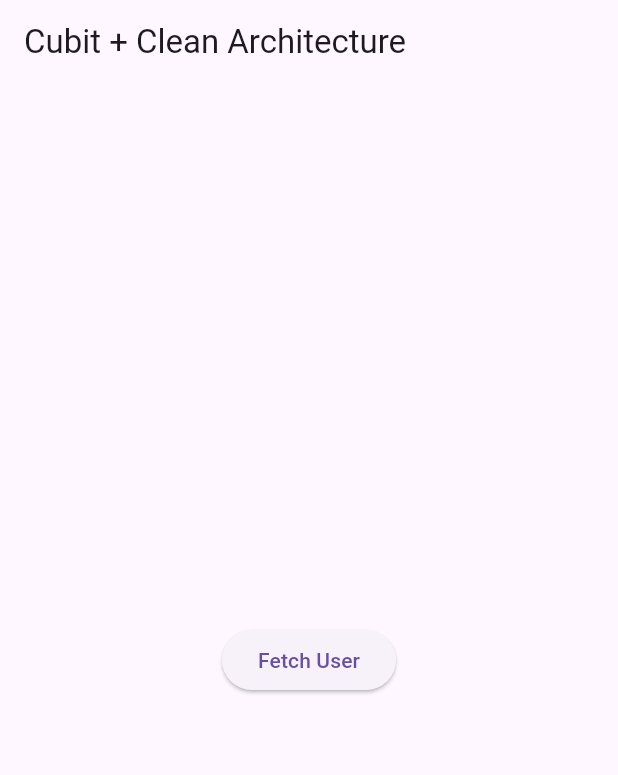
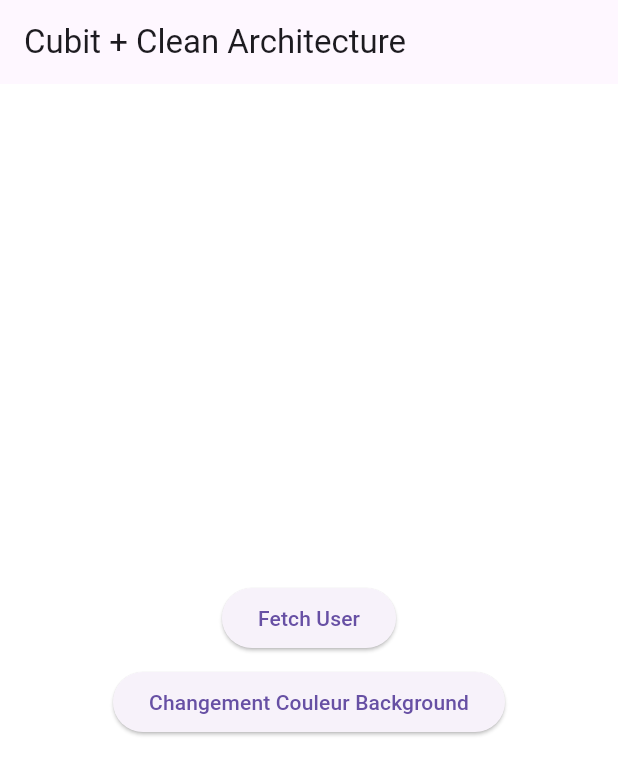
Before and after one commit to NadirHamidouGH/flutter_rise, a Flutter app: the screen it shows after launch, on a phone screen of 412 x 824 dp. Shown: the top 775 px of the screen. Run offline on Flutter 3.47's test engine with Material 3 defaults, Android fonts, the phone set to English and light mode, and no system bars; our stand-ins replace flutter_bloc.

Commit message:
ajout bouton changement de couleur background

```diff
--- /dev/null
+++ b/lib/features/changement_couleur/domain/repositories/color_repositoy.dart
@@ -0,0 +1,5 @@
+import 'package:flutter/material.dart';
+
+abstract class ColorRepository {
+  Color getNextColor();
+}
--- /dev/null
+++ b/lib/features/changement_couleur/domain/usecases/change_color.dart
@@ -0,0 +1,13 @@
+
+import 'package:cubit_ca_demo/features/changement_couleur/domain/repositories/color_repositoy.dart';
+import 'package:flutter/material.dart';
+
+class ChangeColor {
+  final ColorRepository repository;
+
+  ChangeColor(this.repository);
+
+  Color call() {
+    return repository.getNextColor();
+  }
+}
--- /dev/null
+++ b/lib/features/changement_couleur/presentation/cubit/color_cubit.dart
@@ -0,0 +1,15 @@
+
+import 'package:cubit_ca_demo/features/changement_couleur/domain/usecases/change_color.dart';
+import 'package:flutter_bloc/flutter_bloc.dart';
+import 'color_state.dart';
+
+class ColorCubit extends Cubit<ColorState> {
+  final ChangeColor changeColor;
+
+  ColorCubit(this.changeColor) : super(ColorInitial());
+
+  void changeBackgroundColor() {
+    final newColor = changeColor();
+    emit(ColorChanged(newColor));
+  }
+}
--- /dev/null
+++ b/lib/features/changement_couleur/presentation/cubit/color_state.dart
@@ -0,0 +1,11 @@
+import 'package:flutter/material.dart';
+
+abstract class ColorState {}
+
+class ColorInitial extends ColorState {}
+
+class ColorChanged extends ColorState {
+  final Color color;
+
+  ColorChanged(this.color);
+}
--- a/lib/features/user/presentation/pages/user_page.dart
+++ b/lib/features/user/presentation/pages/user_page.dart
@@ -1,3 +1,5 @@
+import 'package:cubit_ca_demo/features/changement_couleur/presentation/cubit/color_cubit.dart';
+import 'package:cubit_ca_demo/features/changement_couleur/presentation/cubit/color_state.dart'; // Ajouté
 import 'package:flutter/material.dart';
 import 'package:flutter_bloc/flutter_bloc.dart';
 import '../cubit/user_state.dart';
@@ -8,8 +10,20 @@ class UserPage extends StatelessWidget {
 
   @override
   Widget build(BuildContext context) {
+    // Ajout : BlocBuilder pour écouter les changements de couleur
+    return BlocBuilder<ColorCubit, ColorState>(
+      builder: (context, colorState) {
+        // Par défaut, la couleur de fond est blanche
+        Color backgroundColor = Colors.white;
+
+        // Si une couleur a été émise par le Cubit, on l'utilise
+        if (colorState is ColorChanged) {
+          backgroundColor = colorState.color;
+        }
+
         return Scaffold(
           appBar: AppBar(title: Text('Cubit + Clean Architecture')),
+          backgroundColor: backgroundColor, // Ajout de la couleur dynamique ici
           body: Center(
             child: BlocBuilder<UserCubit, UserState>(
               // BlocBuilder est utilisé ici pour reconstruire dynamiquement l'interface utilisateur
@@ -22,9 +36,19 @@ class UserPage extends StatelessWidget {
                   // Quand l'utilisateur clique dessus, on déclenche la méthode fetchUser() du UserCubit,
                   // qui va lancer la logique pour récupérer un utilisateur.
 
-              return ElevatedButton(
+                  return Column(
+                    mainAxisAlignment: MainAxisAlignment.center,
+                    children: [
+                      ElevatedButton(
                         onPressed: () => context.read<UserCubit>().fetchUser(),
                         child: Text('Fetch User'),
+                      ),
+                      SizedBox(height: 8),
+                      ElevatedButton(
+                        onPressed: () => context.read<ColorCubit>().changeBackgroundColor(),
+                        child: Text('Changement Couleur Background'),
+                      ),
+                    ],
                   );
                 } else if (state is UserLoading) {
                   // Si l'état est UserLoading, cela veut dire qu'on est en train de récupérer l'utilisateur.
@@ -48,6 +72,10 @@ class UserPage extends StatelessWidget {
                         onPressed: () => context.read<UserCubit>().resetState(),
                         child: Text('Reset'),
                       ),
+                      ElevatedButton(
+                        onPressed: () => context.read<ColorCubit>().changeBackgroundColor(),
+                        child: Text('Changement Couleur Background'),
+                      ),
                     ],
                   );
                 } else if (state is UserError) {
@@ -63,5 +91,7 @@ class UserPage extends StatelessWidget {
             ),
           ),
         );
+      },
+    );
   }
 }
--- a/lib/main.dart
+++ b/lib/main.dart
@@ -1,3 +1,6 @@
+import 'package:cubit_ca_demo/features/changement_couleur/data/repositories/color_repository_impl.dart';
+import 'package:cubit_ca_demo/features/changement_couleur/domain/usecases/change_color.dart';
+import 'package:cubit_ca_demo/features/changement_couleur/presentation/cubit/color_cubit.dart';
 import 'package:cubit_ca_demo/features/user/presentation/cubit/user_cubit.dart';
 import 'package:flutter/material.dart';
 import 'package:flutter_bloc/flutter_bloc.dart';
@@ -12,50 +15,46 @@ void main() {
   final userRepository = UserRepositoryImpl(apiService);
   final getUser = GetUser(userRepository);
 
-  runApp(MyApp(getUser: getUser));
+  final colorRepository = ColorRepositoryImpl();
+  final changeColor = ChangeColor(colorRepository);
+
+  runApp(MyApp(getUser: getUser, changeColor: changeColor));
 }
 
 class MyApp extends StatelessWidget {
   final GetUser getUser;
+  final ChangeColor changeColor;
 
-  const MyApp({super.key, required this.getUser});
+  const MyApp({super.key, required this.getUser, required this.changeColor});
 
   @override
   Widget build(BuildContext context) {
     return MaterialApp(
       title: 'Cubit Clean Architecture Demo',
-      home: BlocProvider(
-        // Ici, on utilise BlocProvider pour injecter une instance de UserCubit dans l'arbre des widgets.
-        // UserCubit est notre gestionnaire d'état (state management) basé sur Cubit.
-        // Il est responsable de la logique métier liée à l'utilisateur : appel du usecase GetUser, gestion des états de chargement, succès, erreur, etc.
-        create: (context) => UserCubit(getUser),
-
-        // Lors de la création du UserCubit, on lui passe le usecase GetUser.
-        // Cela permet au Cubit d'appeler GetUser pour récupérer les données de l'utilisateur.
-        child: const UserPage(),
-        // La UserPage est l'écran qui va écouter les changements d'état du UserCubit
-        // (par exemple : afficher un loader pendant le chargement, afficher l'utilisateur quand c'est réussi, ou afficher une erreur).
-      ),
+      // home: BlocProvider(
+      //   // Ici, on utilise BlocProvider pour injecter une instance de UserCubit dans l'arbre des widgets.
+      //   // UserCubit est notre gestionnaire d'état (state management) basé sur Cubit.
+      //   // Il est responsable de la logique métier liée à l'utilisateur : appel du usecase GetUser, gestion des états de chargement, succès, erreur, etc.
+      //   create: (context) => UserCubit(getUser),
+      //
+      //   // Lors de la création du UserCubit, on lui passe le usecase GetUser.
+      //   // Cela permet au Cubit d'appeler GetUser pour récupérer les données de l'utilisateur.
+      //   child: const UserPage(),
+      //   // La UserPage est l'écran qui va écouter les changements d'état du UserCubit
+      //   // (par exemple : afficher un loader pendant le chargement, afficher l'utilisateur quand c'est réussi, ou afficher une erreur).
+      // ),
 
       ///
-      ///home: MultiBlocProvider(
-      //   providers: [
-      //     BlocProvider<UserCubit>(
-      //       create: (context) => UserCubit(
-      //         getUser: getUser,
-      //         updateUser: updateUser,
-      //         deleteUser: deleteUser,
-      //       ),
-      //     ),
-      //     BlocProvider<AdminCubit>(
-      //       create: (context) => AdminCubit(
-      //         getAdminDashboard: getAdminDashboard,
-      //       ),
-      //     ),
-      //     // Et tu ajoutes ici d'autres Cubits si besoin
-      //   ],
-      //   child: const MainAppPage(), // <- La page qui utilise plusieurs Cubits
-      // ),
+      home: MultiBlocProvider(
+        providers: [
+          BlocProvider(create: (context) => UserCubit(getUser)),
+          BlocProvider(create: (context) => ColorCubit(changeColor)),
+    ],
+    child: MaterialApp(
+    title: 'Cubit Clean Architecture Demo',
+    home: const UserPage(),
+      ),
+    )
     );
   }
 }
```
Also changed, not shown: lib/features/changement_couleur/data/repositories/color_repository_impl.dart (added, +21 -0 lines), 1 other file. Lines whose indentation alone changed are shown as unchanged.
